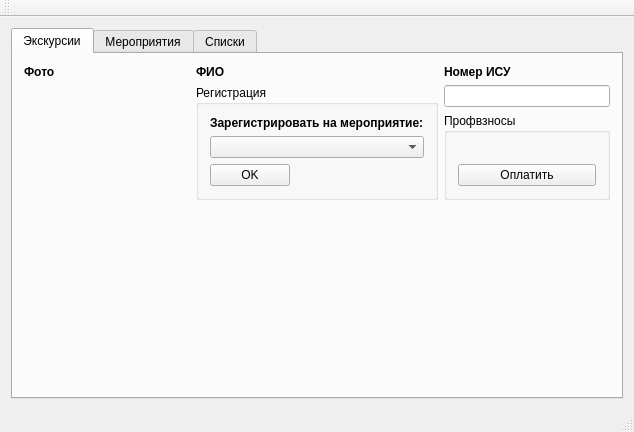
Qt form profcom_cards/profkom.ui (egornevezhin/profcom_cards) before a commit.
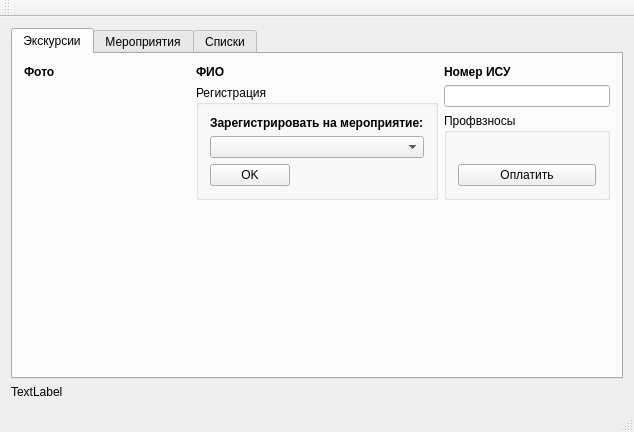
The same form after that commit.

Commit message: Проверка на повторную регистрацию и цветные профвзносы.

Patch:
```diff
--- a/profcom_cards/profkom.ui
+++ b/profcom_cards/profkom.ui
@@ -407,6 +407,13 @@
       </widget>
      </widget>
     </item>
+    <item>
+     <widget class="QLabel" name="label_9">
+      <property name="text">
+       <string>TextLabel</string>
+      </property>
+     </widget>
+    </item>
    </layout>
   </widget>
   <widget class="QMenuBar" name="menuBar">
```
The commit also changes 2 other files.
